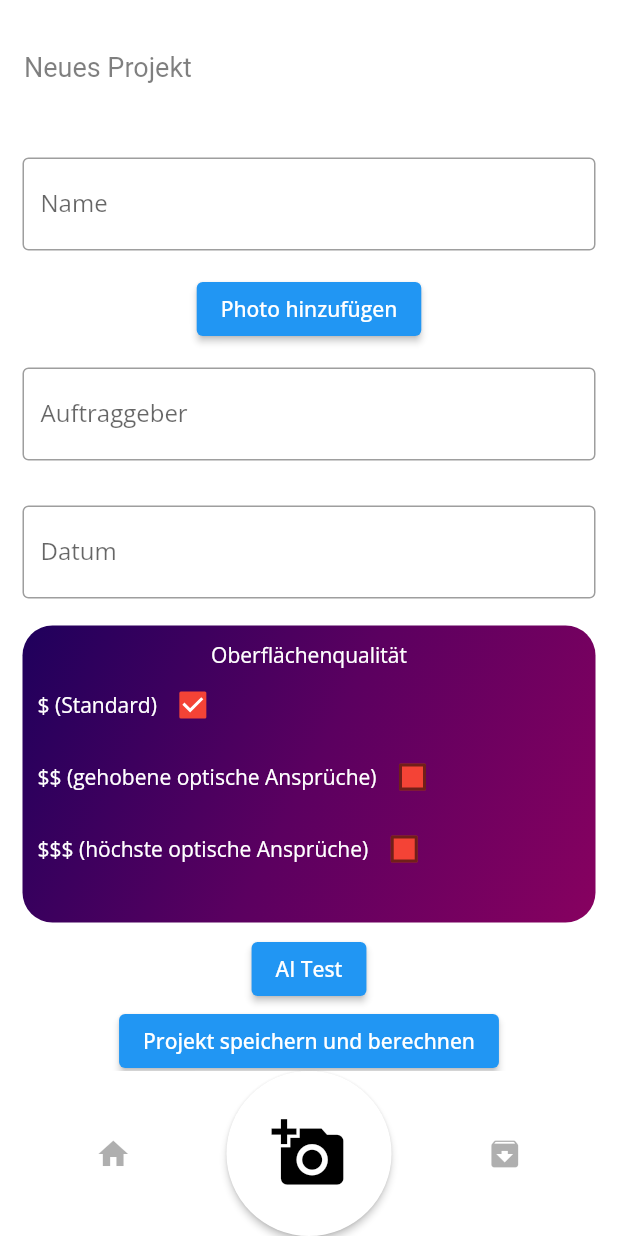
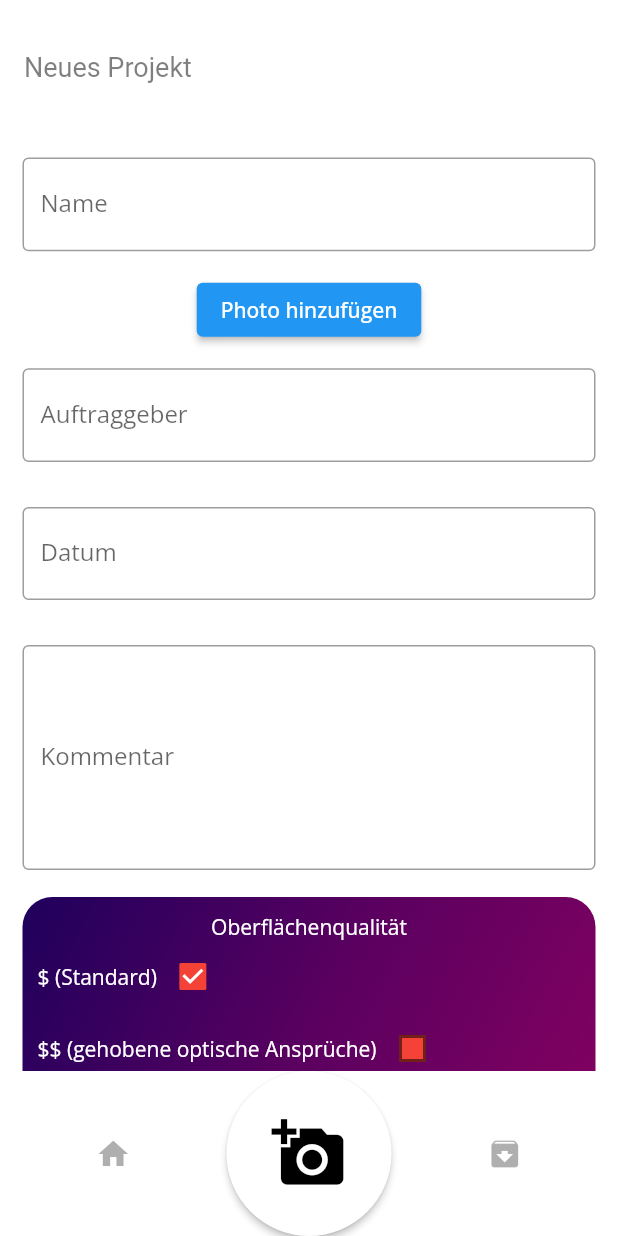
Before and after one commit to jmu-informationsystemsgroup/PJS_SS_22_KI_Materialbedarfsplanung, a Flutter app: the screen it shows after launch, item 2 of the bottom bar chosen, on a phone screen of 412 x 824 dp. Run offline on Flutter 3.47's test engine with Material 2 defaults, Android fonts, the phone set to English and light mode, and no system bars; our stand-ins replace camera, flutter_map, full_screen_image_null_safe, google_fonts, image_picker, latlong2 and 3 more; missing offline and left inert: dart:ffi, downloads_path_provider_28, tflite, tflite_flutter; accounts and stored records are empty.

Commit message:
added gallery to new project, added comment sect

```diff
--- a/frontend/prototype/lib/backend/helper_objects.dart
+++ b/frontend/prototype/lib/backend/helper_objects.dart
@@ -10,6 +10,7 @@ class Content {
   String projectName = "Default";
   String client = "Default";
   String date = "Default";
+  String comment = "";
   Map<int, Wall> squareMeters = {};
   List<XFile?> pictures = [];
   String material = "Q2";
@@ -43,7 +44,8 @@ class Content {
       'client': content.client,
       'date': content.date,
       'material': content.material,
-      'aiValue': content.aiValue
+      'aiValue': content.aiValue,
+      'comment': content.comment
     };
 
     return map;
@@ -72,6 +74,7 @@ class Content {
     content.pictures = [];
     content.material = map["material"];
     content.statusActive = map["statusActive"];
+    content.comment = map["comment"];
     return content;
   }
 
--- a/frontend/prototype/lib/components/input_field.dart
+++ b/frontend/prototype/lib/components/input_field.dart
@@ -14,10 +14,12 @@ class InputField extends StatefulWidget {
   String labelText;
   String value;
   bool mandatory;
+  double maxLines;
   Function(bool)? formComplete;
   InputField(
       {required this.saveTo,
       required this.labelText,
+      this.maxLines = 2.5,
       this.mandatory = false,
       this.formComplete,
       this.value = ""});
@@ -63,8 +65,10 @@ class _InputFieldState extends State<InputField> {
         ),
         Container(
           margin: ContainerStyles.getMargin(),
+          height: widget.maxLines * 25.0,
           child: TextField(
             controller: nameController,
+            maxLines: widget.maxLines.toInt(),
             onChanged: (text) {
               setState(() {
                 widget.saveTo(text);
--- a/frontend/prototype/lib/screens/create_new_project/_main_view.dart
+++ b/frontend/prototype/lib/screens/create_new_project/_main_view.dart
@@ -7,6 +7,8 @@ import 'package:prototype/components/navBar.dart';
 import 'package:prototype/components/input_field_date.dart';
 import 'package:prototype/screens/home/_main_view.dart';
 import 'package:prototype/backend/data_base_functions.dart';
+
+import 'screen_camera.dart';
 
 import '../../backend/helper_objects.dart';
 import '../load_project/_main_view.dart';
@@ -41,6 +43,14 @@ class _NewProjectState extends State<NewProject> {
   final GlobalKey<FormState> _formKey = GlobalKey<FormState>();
   var visability = false;
   int projectId = 0;
+  List<XFile?> galleryPictures = [];
+
+  @override
+  void initState() {
+    // TODO: implement initState
+    super.initState();
+    galleryPictures = NewProject.cash.pictures;
+  }
 
 /*
   Widget preview() {
@@ -91,8 +101,26 @@ class _NewProjectState extends State<NewProject> {
                   labelText: "Name",
                 ),
                 //  NewAddress(),
-                AddPhotoButton(),
-                Gallery(pictures: NewProject.cash.pictures),
+                Center(
+                  child: ElevatedButton(
+                    onPressed: () async {
+                      await availableCameras().then((value) => Navigator.push(
+                            context,
+                            MaterialPageRoute(
+                                builder: (context) => CameraPage(
+                                      cameras: value,
+                                      updateGallery: (value) {
+                                        setState(() {
+                                          galleryPictures = value;
+                                        });
+                                      },
+                                    )),
+                          ));
+                    },
+                    child: const Text('Photo hinzufügen'),
+                  ),
+                ),
+                Gallery(pictures: galleryPictures),
                 InputField(
                   saveTo: (text) => {NewProject.cash.client = text},
                   labelText: "Auftraggeber",
@@ -100,15 +128,22 @@ class _NewProjectState extends State<NewProject> {
                 InputDate(
                   saveTo: (text) => {NewProject.cash.date = text},
                 ),
+                InputField(
+                  saveTo: (text) => {NewProject.cash.comment = text},
+                  labelText: "Kommentar",
+                  maxLines: 6,
+                ),
                 // MVPWalls(),
                 MVPChecklist(),
                 //    preview(),
+
                 Align(
                   alignment: Alignment.bottomCenter,
                   child: ElevatedButton(
                     child: const Text('AI Test'),
                     onPressed: () {
                       setState(() {
+                        print("${galleryPictures} ${NewProject.cash.pictures}");
                         //    AI.applyOnImageNency();
                       });
                       //  AI.applyOnImageNencyVector();
@@ -116,6 +151,7 @@ class _NewProjectState extends State<NewProject> {
                   ),
                 ),
                 //  Text(aiValue),
+
                 Align(
                   alignment: Alignment.bottomCenter,
                   child: ElevatedButton(
--- a/frontend/prototype/lib/screens/load_project/_main_view.dart
+++ b/frontend/prototype/lib/screens/load_project/_main_view.dart
@@ -80,6 +80,7 @@ class _ProjectViewState extends State<ProjectView> {
                     children: [
                       Text("Auftraggeber: " + content.client),
                       Text("Datum: " + content.date),
+                      Text("Kommentar: " + content.comment)
                     ],
                   ),
                 ),
```
Also changed, not shown: frontend/prototype/lib/backend/data_base_functions.dart (+5 -2 lines), frontend/prototype/lib/components/gallery.dart (+6 -5 lines), frontend/prototype/lib/screens/create_new_project/screen_camera.dart (+6 -4 lines), frontend/prototype/lib/screens/load_project/editor.dart (+7 -0 lines).
